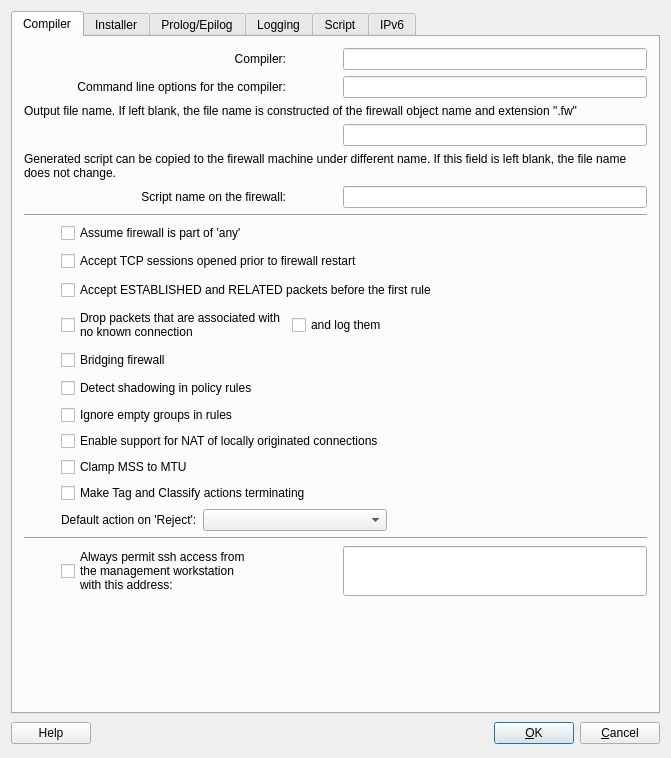
Qt form src/gui/iptadvanceddialog_q.ui (fwbuilder/fwbuilder) before a commit.
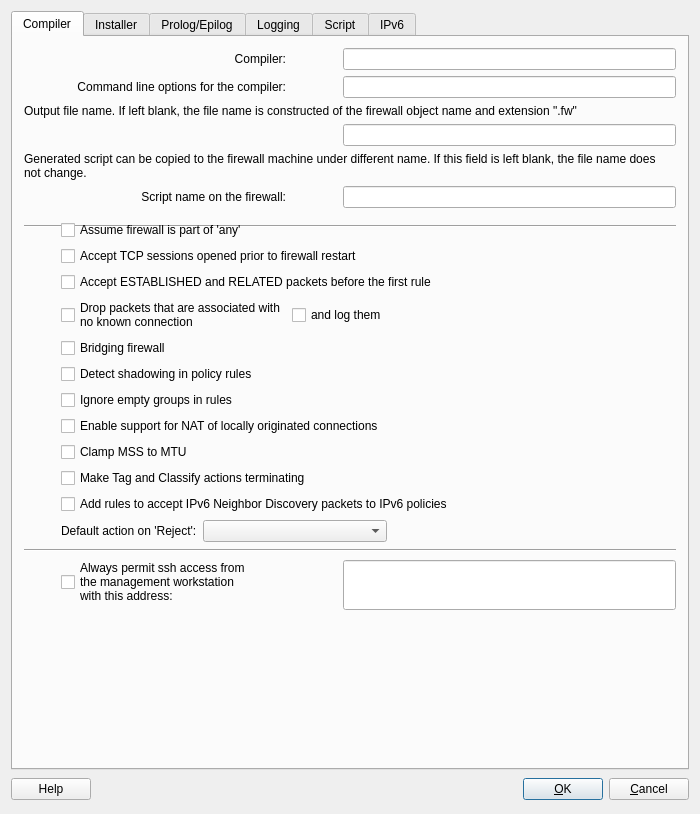
The same form after that commit.

```diff
--- a/src/gui/iptadvanceddialog_q.ui
+++ b/src/gui/iptadvanceddialog_q.ui
@@ -8,8 +8,8 @@
    <rect>
     <x>0</x>
     <y>0</y>
-    <width>671</width>
-    <height>758</height>
+    <width>700</width>
+    <height>814</height>
    </rect>
   </property>
   <property name="sizePolicy" >
@@ -208,7 +208,7 @@
          </property>
         </widget>
        </item>
-       <item row="6" column="0" colspan="6" >
+       <item rowspan="2" row="6" column="0" colspan="6" >
         <widget class="Line" name="line4_2" >
          <property name="frameShape" >
           <enum>QFrame::HLine</enum>
@@ -234,7 +234,7 @@
          </property>
         </widget>
        </item>
-       <item rowspan="5" row="8" column="0" >
+       <item rowspan="6" row="8" column="0" >
         <spacer>
          <property name="orientation" >
           <enum>Qt::Horizontal</enum>
@@ -386,7 +386,19 @@
          </property>
         </widget>
        </item>
-       <item row="17" column="1" >
+       <item row="17" column="1" colspan="5" >
+        <widget class="QCheckBox" name="ipv6NeighborDiscovery" >
+         <property name="toolTip" >
+          <string>Compiler will automatically generate rules to permit ICMP6 packets used in IPv6
+Neighbor Discovery after the rules that accept ESTABLISHED,RELATE and before 
+the rule that drops packets in state INVALID.</string>
+         </property>
+         <property name="text" >
+          <string>Add rules to accept IPv6 Neighbor Discovery packets to IPv6 policies</string>
+         </property>
+        </widget>
+       </item>
+       <item row="18" column="1" >
         <widget class="QLabel" name="textLabel9" >
          <property name="text" >
           <string>Default action on 'Reject':</string>
@@ -396,10 +408,10 @@
          </property>
         </widget>
        </item>
-       <item row="17" column="2" colspan="3" >
+       <item row="18" column="2" colspan="3" >
         <widget class="QComboBox" name="actionOnReject" />
        </item>
-       <item row="17" column="5" >
+       <item row="18" column="5" >
         <spacer>
          <property name="orientation" >
           <enum>Qt::Horizontal</enum>
@@ -415,7 +427,7 @@
          </property>
         </spacer>
        </item>
-       <item row="18" column="0" colspan="6" >
+       <item rowspan="2" row="19" column="0" colspan="6" >
         <widget class="Line" name="line4" >
          <property name="frameShape" >
           <enum>QFrame::HLine</enum>
@@ -428,7 +440,7 @@
          </property>
         </widget>
        </item>
-       <item row="19" column="0" >
+       <item row="21" column="0" >
         <spacer>
          <property name="orientation" >
           <enum>Qt::Horizontal</enum>
@@ -444,7 +456,7 @@
          </property>
         </spacer>
        </item>
-       <item row="19" column="1" colspan="2" >
+       <item rowspan="2" row="20" column="1" colspan="2" >
         <widget class="QCheckBox" name="mgmt_ssh" >
          <property name="text" >
           <string>Always permit ssh access from
@@ -453,7 +465,7 @@
          </property>
         </widget>
        </item>
-       <item row="19" column="4" colspan="2" >
+       <item row="21" column="4" colspan="2" >
         <widget class="QLineEdit" name="mgmt_addr" >
          <property name="sizePolicy" >
           <sizepolicy vsizetype="Fixed" hsizetype="Expanding" >
@@ -469,7 +481,7 @@
          </property>
         </widget>
        </item>
-       <item row="20" column="1" >
+       <item row="22" column="1" >
         <spacer>
          <property name="orientation" >
           <enum>Qt::Vertical</enum>
```
